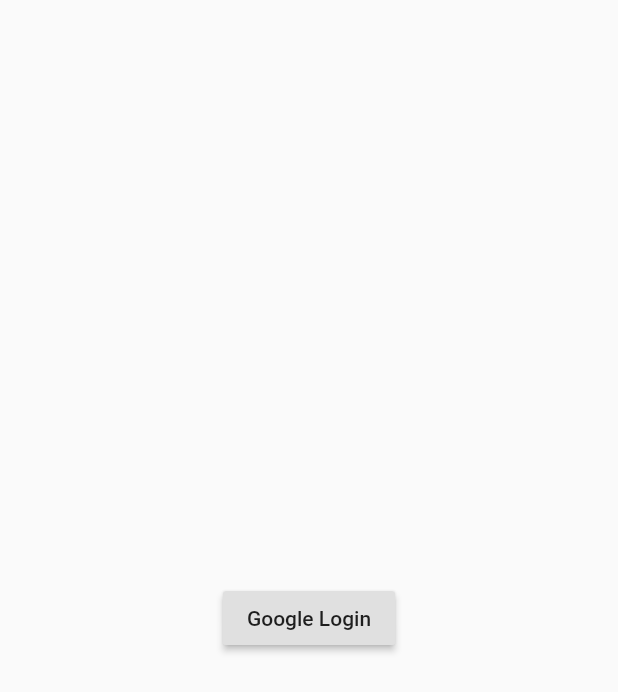
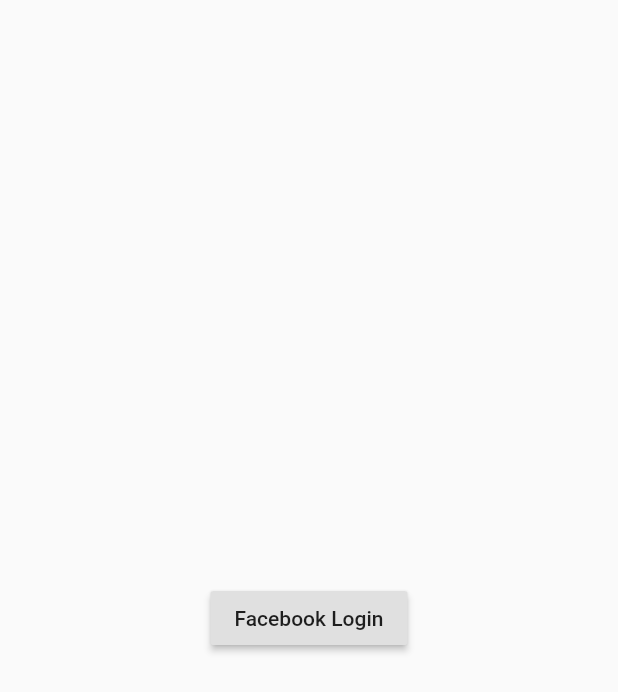
Before and after one commit to ahmeterdgn/PlatformRelation, a Flutter app: the screen it shows after launch, on a phone screen of 412 x 824 dp. Shown: the top 692 px of the screen. Run offline on Flutter 3.47's test engine with Material 2 defaults, Android fonts, the phone set to English and light mode, and no system bars; our stand-ins replace google_sign_in; missing offline and left inert: flutter_facebook_login.

Commit message:
added facebook

```diff
--- a/lib/main.dart
+++ b/lib/main.dart
@@ -1,4 +1,5 @@
 import 'package:flutter/material.dart';
+import 'package:platformrelation/views/facebook.dart';
 import 'package:platformrelation/views/google.dart';
 
 void main() {
@@ -15,7 +16,7 @@ class _MyAppState extends State<MyApp> {
   Widget build(BuildContext context) {
     return MaterialApp(
       debugShowCheckedModeBanner: false,
-      home: Google(),
+      home: Facebook(),
     );
   }
 }
--- /dev/null
+++ b/lib/views/facebook.dart
@@ -0,0 +1,55 @@
+import 'dart:convert';
+import 'package:flutter_facebook_login/flutter_facebook_login.dart';
+import 'package:http/http.dart' as http;
+import 'package:flutter/material.dart';
+
+class Facebook extends StatefulWidget {
+  @override
+  _FacebookState createState() => _FacebookState();
+}
+
+class _FacebookState extends State<Facebook> {
+  var profilsee = false;
+  var profile;
+  _login() async {
+    var fbLogin = FacebookLogin();
+    var result = await fbLogin.logIn(['email', 'public_profile']);
+    final token = result.accessToken.token;
+    final graphResponse = await http.get(
+        'https://graph.facebook.com/v2.12/me?fields=name,first_name,last_name,email&access_token=$token');
+
+    if (result.status == FacebookLoginStatus.loggedIn) {
+      setState(() {
+        profilsee = !profilsee;
+        profile = json.decode(graphResponse.body);
+      });
+      print(graphResponse.body);
+    }
+  }
+
+  _logout() {}
+  @override
+  Widget build(BuildContext context) {
+    return Scaffold(
+      body: Center(
+        child: !profilsee
+            ? RaisedButton(
+                onPressed: () {
+                  _login();
+                },
+                child: Text('Facebook Login'),
+              )
+            : Column(
+                mainAxisAlignment: MainAxisAlignment.center,
+                children: [
+                  Text(profile['name']),
+                  Text(profile['first_name']),
+                  Text(profile['last_name']),
+                  Text(profile['email']),
+                  Text(profile['id']),
+                ],
+              ),
+      ),
+    );
+  }
+}
--- a/pubspec.yaml
+++ b/pubspec.yaml
@@ -29,6 +29,8 @@ dependencies:
   # Use with the CupertinoIcons class for iOS style icons.
   cupertino_icons: ^1.0.0
   google_sign_in: ^4.5.5
+  flutter_facebook_login: ^3.0.0
+  http: ^0.12.2
 
 dev_dependencies:
   flutter_test:
```
Also changed, not shown: 5 other files.
